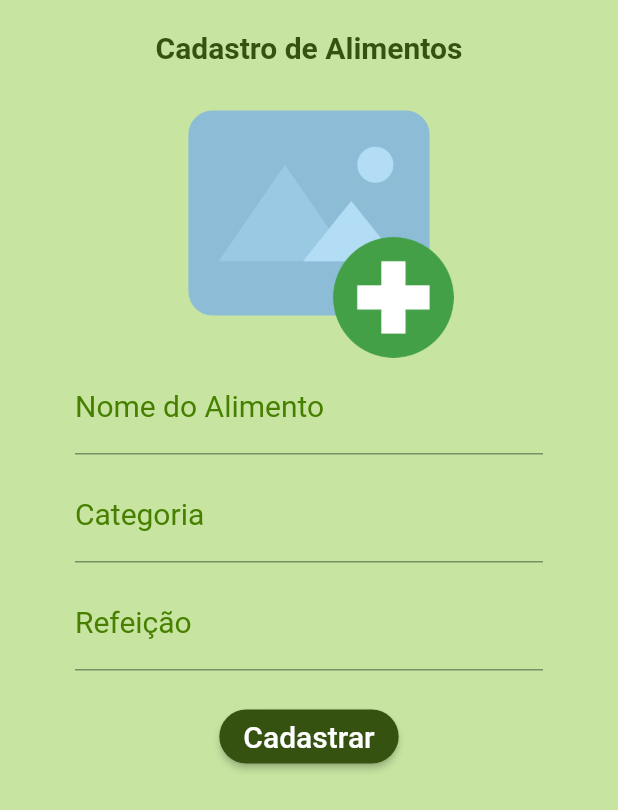
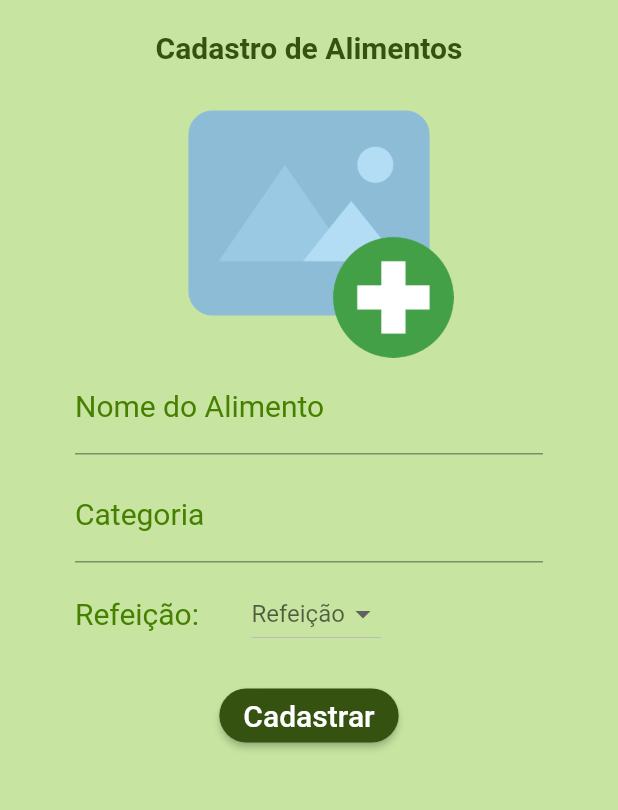
Before and after one commit to PedroLucasFernandes/app-nutricao, a Flutter app: the NovoAlimento screen opened by its route, on a phone screen of 412 x 824 dp. Shown: the top 810 px of the screen. Run offline on Flutter 3.47's test engine with Material 2 defaults, Android fonts, the phone set to English and light mode, and no system bars; our stand-ins replace image_picker, mask_text_input_formatter.

```diff
--- a/lib/pages/new_food.dart
+++ b/lib/pages/new_food.dart
@@ -20,6 +20,9 @@ class _NovoAlimentoState extends State<NovoAlimento> {
       });
     }
   }
+
+  final dropValue = ValueNotifier("");
+  final dropOptions = ["Café", "Almoço", "Jantar"];
 
   @override
   Widget build(BuildContext context) {
@@ -82,16 +85,35 @@ class _NovoAlimentoState extends State<NovoAlimento> {
                   SizedBox(
                     height: 10,
                   ),
-                  TextFormField(
-                    keyboardType: TextInputType.name,
-                    decoration: InputDecoration(
-                      labelText: "Refeição",
-                      labelStyle: TextStyle(
+                  Row(
+                    mainAxisAlignment: MainAxisAlignment.start,
+                    children: [
+                      Text(
+                        "Refeição:",
+                        style: TextStyle(
                         color: Color(0XFF478000),
                         fontWeight: FontWeight.w400,
                         fontSize: 20,
+                        ),
                       ),
-                    ),
+                      SizedBox(width: 35,),
+                      ValueListenableBuilder(
+                        valueListenable: dropValue,
+                        builder: (BuildContext context, String value, _) {
+                          return DropdownButton <String>(
+                            hint: Text("Refeição"),
+                            value: (value.isEmpty) ? null : value,
+                            onChanged: (option) => dropValue.value = option.toString(),
+                            items: dropOptions
+                            .map((op) => DropdownMenuItem(
+                                  child: Text(op),
+                                  value: op,
+                                ))
+                            .toList(),
+                          );
+                        }
+                      ),
+                    ],
                   ),
                   SizedBox(
                     height: 20,
```
